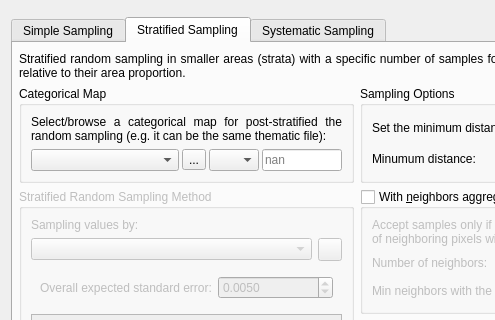
The window that ui/sampling_design_window.ui (SMByC/AcATaMa) describes before a commit, drawn with Qt 5; both pictures show x 0 to 495 and y 0 to 320 of the 688 by 668 pixel window.
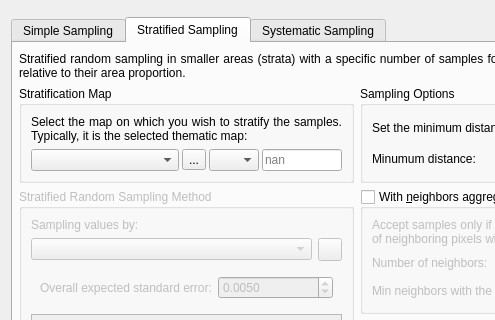
The same window after the commit. The open tabs and pages were chosen to show the change. Icons and pictures are not drawn. Custom widgets are drawn as their Qt base class.

Commit message: Fixes several variable names in the stratified and post-stratification items

What changed in the file:
```diff
--- a/ui/sampling_design_window.ui
+++ b/ui/sampling_design_window.ui
@@ -892,13 +892,13 @@
           <item row="0" column="0">
            <widget class="QGroupBox" name="QGBox_2">
             <property name="title">
-             <string>Categorical Map</string>
+             <string>Stratification Map</string>
             </property>
             <layout class="QVBoxLayout" name="verticalLayout_18">
              <item>
               <widget class="QLabel" name="label_17">
                <property name="text">
-                <string>Select/browse a categorical map for post-stratified the random sampling (e.g. it can be the same thematic file):</string>
+                <string>Select the map on which you wish to stratify the samples. Typically, it is the selected thematic map:</string>
                </property>
                <property name="alignment">
                 <set>Qt::AlignJustify|Qt::AlignVCenter</set>
```
Left out of the diff: 43 changed lines with no effect on the pictures. The commit also changes 6 other files.
